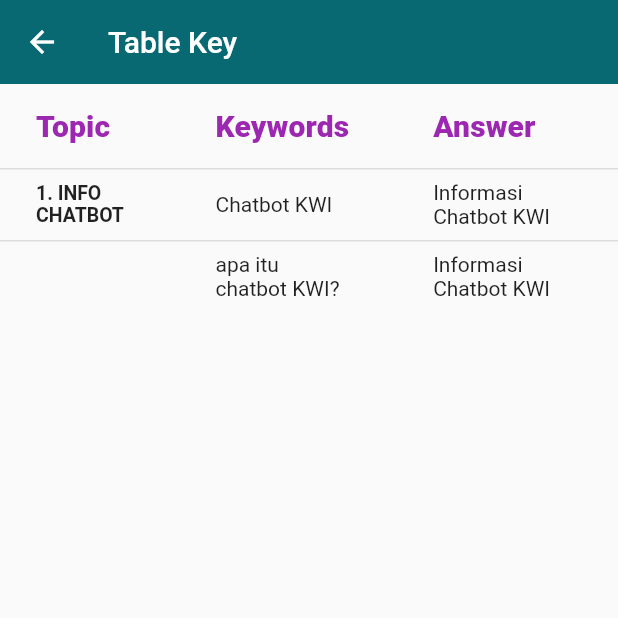
After one commit to luthfiirsya33/capstone-project, a Flutter app: the TableChatBotKey screen opened by its route, on a phone screen of 412 x 824 dp, the top half of it. The commit adds this screen. Run offline on Flutter 3.47's test engine with Material 2 defaults, Android fonts, the phone set to English and light mode, and no system bars; our stand-ins replace bubble, cloud_firestore, firebase_auth, firebase_core, firebase_storage, fluttertoast and 4 more; missing offline and left inert: dialogflow_flutter; accounts and stored records are empty; network calls fail.

Commit message:
menambahkan table key untuk chatbot

```diff
--- a/lib/main.dart
+++ b/lib/main.dart
@@ -7,6 +7,7 @@ import 'package:capstone_project_sib_kwi/presentation/pages/admin/request_page.d
 import 'package:capstone_project_sib_kwi/presentation/pages/admin/update_page.dart';
 import 'package:capstone_project_sib_kwi/presentation/pages/home/detail_page.dart';
 import 'package:capstone_project_sib_kwi/presentation/pages/home/splash_screen.dart';
+import 'package:capstone_project_sib_kwi/presentation/pages/home/tablekey.dart';
 import 'package:firebase_core/firebase_core.dart';
 import 'package:flutter/material.dart';
 
@@ -35,6 +36,7 @@ class MyApp extends StatelessWidget {
               destinationDetail: ModalRoute.of(context)?.settings.arguments
                   as DestinationDetail,
             ),
+        TableChatBotKey.routeName :(context) =>  const TableChatBotKey(),
         AboutPage.routeName: (context) => const AboutPage(),
         RequestPage.routeName: (context) => const RequestPage(),
         UpdatePage.routeName: (context) => const UpdatePage(),
--- a/lib/presentation/pages/home/drawer_screen.dart
+++ b/lib/presentation/pages/home/drawer_screen.dart
@@ -8,6 +8,7 @@ import 'package:capstone_project_sib_kwi/presentation/pages/auth/login_screen.da
 import 'package:capstone_project_sib_kwi/presentation/widgets/alert_dialog.dart';
 import 'package:capstone_project_sib_kwi/presentation/widgets/drawer_list_tile.dart';
 import 'package:flutter/material.dart';
+import 'package:capstone_project_sib_kwi/presentation/pages/home/tablekey.dart';
 import 'package:firebase_auth/firebase_auth.dart';
 import 'package:cloud_firestore/cloud_firestore.dart';
 
@@ -106,6 +107,13 @@ class _DrawwerScreenState extends State<DrawerScreen> {
             Navigator.pushNamed(context, AboutPage.routeName);
           },
         ),
+         DrawerListTile(
+          iconData: Icons.key_sharp,
+          title: 'Chatbot Keywords',
+          onTilePressed: () {
+            Navigator.pushNamed(context, TableChatBotKey.routeName);
+          },
+        ),
         DrawerListTile(
           iconData: Icons.logout,
           title: "Logout",
--- /dev/null
+++ b/lib/presentation/pages/home/tablekey.dart
@@ -0,0 +1,74 @@
+import 'package:flutter/material.dart';
+import 'package:capstone_project_sib_kwi/common/constants.dart';
+
+class TableChatBotKey extends StatelessWidget {
+  const TableChatBotKey({Key? key}) : super(key: key);
+    static const routeName = '/keyword_chatbot';
+
+  @override
+  Widget build(BuildContext context) {
+    return Scaffold(
+      resizeToAvoidBottomInset : false,
+      appBar: AppBar(
+        title: const Text('Table Key'),
+        backgroundColor: primaryColor,
+        elevation: 0,
+      ),
+      body: Center(
+        child: ListView( children: [
+            DataTable(
+                  columns: const [
+                    DataColumn(
+                      label: Center(child: Text('Topic',
+                      style: TextStyle(
+                        fontSize: 20,
+                        fontWeight: FontWeight.w800,
+                        color: Colors.purple
+                      ),),),
+                    ),
+                    DataColumn(
+                        label: Text('Keywords',
+                          style: TextStyle(
+                              fontSize: 20,
+                              fontWeight: FontWeight.w800,
+                              color: Colors.purple
+                          ),)
+                    ),
+                    DataColumn(
+                        label: Text('Answer',
+                          style: TextStyle(
+                              fontSize: 20,
+                              fontWeight: FontWeight.w800,
+                              color: Colors.purple
+                          ),)
+                    ),
+                  ],
+                  rows: const [
+                    DataRow(cells: [
+                      DataCell(
+                        Text(
+                          '1. INFO CHATBOT',
+                          style: TextStyle(fontSize: 13, fontWeight: FontWeight.bold)
+                        )
+                      ),
+                      DataCell(Text('Chatbot KWI')
+                      ),
+                      DataCell(Text('Informasi Chatbot KWI')
+                      ),
+                    ]),
+                    DataRow(cells: [
+                      DataCell(
+                        Text('', style: TextStyle(fontSize: 15,))
+                      ),
+                      DataCell(Text('apa itu chatbot KWI?')
+                      ),
+                      DataCell(Text('Informasi Chatbot KWI')
+                      ),
+                    ]),
+                  ]),
+          ],
+        )
+        ),
+        );
+  }
+}
```
